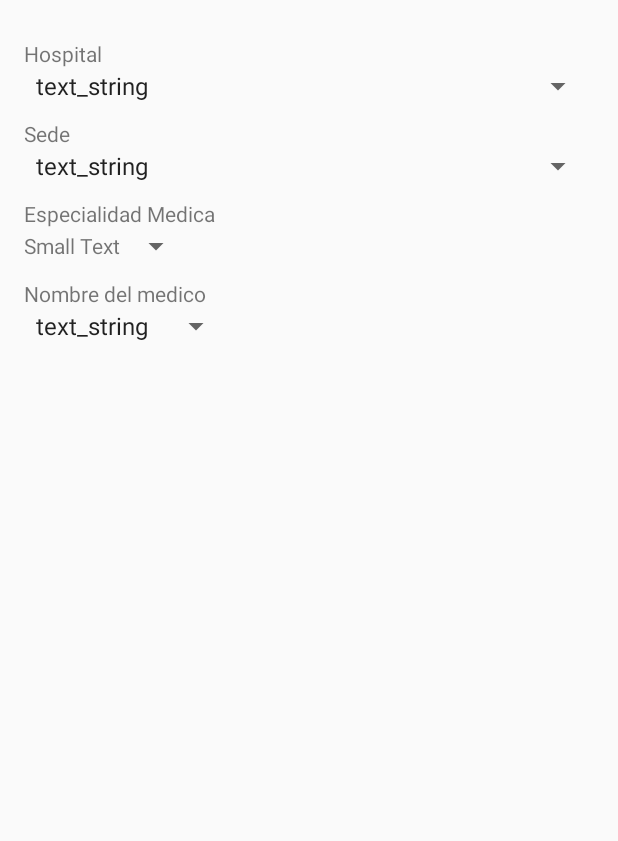
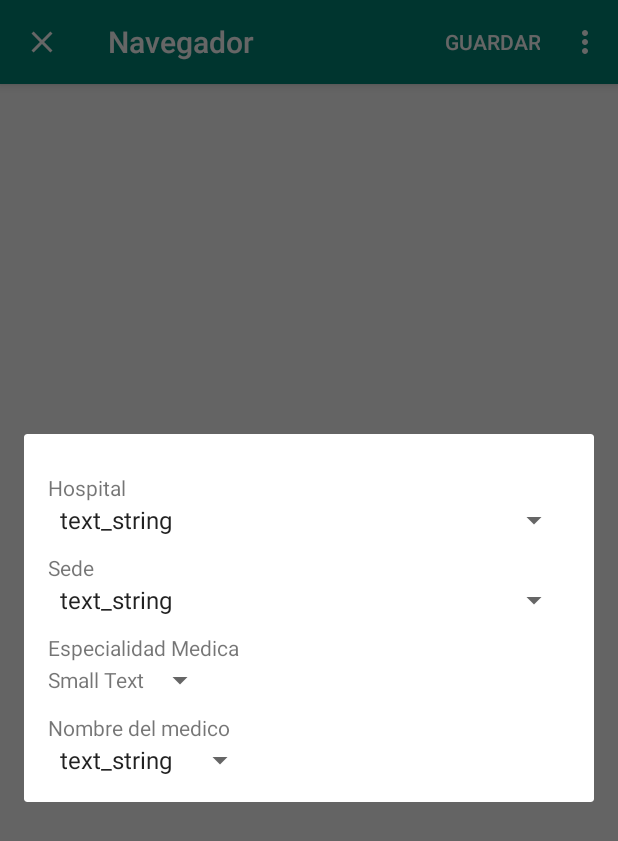
Before and after one commit to jonathanpalomino/MedicalHistory, an Android app: the fragment FullScreenDialog placed in its activity, on a phone screen of 412 x 824 dp. Shown: the top 841 px of the screen. Run offline under Robolectric (Android 15) with nearby library versions, the phone set to English and light mode, and no system bars.

```diff
--- a/app/src/main/java/com/palominocia/medicalhistory/FullScreenDialog.java
+++ /dev/null
@@ -1,131 +0,0 @@
-package com.palominocia.medicalhistory;
-
-import android.os.Bundle;
-import android.support.v4.app.DialogFragment;
-import android.support.v7.app.ActionBar;
-import android.support.v7.app.AppCompatActivity;
-import android.view.LayoutInflater;
-import android.view.Menu;
-import android.view.MenuInflater;
-import android.view.MenuItem;
-import android.view.View;
-import android.view.ViewGroup;
-import android.widget.TextView;
-import java.text.SimpleDateFormat;
-import java.util.Calendar;
-
-
-public class FullScreenDialog extends DialogFragment {
-
-    private TextView textFecha;
-    private TextView textTiempo;
-    public FullScreenDialog() {
-        // Required empty public constructor
-    }
-
-    @Override
-    public void onCreate(Bundle savedInstanceState) {
-        super.onCreate(savedInstanceState);
-        setHasOptionsMenu(true);
-
-        // Obtener instancia de la action bar
-        ActionBar actionBar = ((AppCompatActivity) getActivity())
-                .getSupportActionBar();
-
-        if (actionBar != null) {
-            // Habilitar el Up Button
-            actionBar.setDisplayHomeAsUpEnabled(true);
-            // Cambiar icono del Up Button
-            actionBar.setHomeAsUpIndicator(R.drawable.ic_close);
-        }
-        setStyle(DialogFragment.STYLE_NORMAL, R.style.AppTheme);
-    }
-
-    @Override
-    public View onCreateView(LayoutInflater inflater, ViewGroup container,
-                             Bundle savedInstanceState) {
-        View view = inflater.inflate(R.layout.fullscreen_dialog, container, false);
-        //iniciarHora(view);// Setear hora inicial
-        //iniciarFecha(view);// Setear fecha inicial
-        return view;
-    }
-
-    /*private void iniciarHora(View view) {
-        textTiempo = (TextView) view.findViewById(R.id.hora_text);
-        Calendar c = Calendar.getInstance();
-        SimpleDateFormat format = new SimpleDateFormat("HH:mm a");
-        textTiempo.setText(format.format(c.getTime()));
-
-        textTiempo.setOnClickListener(
-                new View.OnClickListener() {
-                    @Override
-                    public void onClick(View v) {
-                        new TimeDialog().show(getFragmentManager(), "TimePickerInFull");
-                    }
-                }
-        );
-    }
-
-    private void iniciarFecha(View view) {
-        textFecha = (TextView) view.findViewById(R.id.fecha_text);
-        Calendar c = Calendar.getInstance();
-        SimpleDateFormat format = new SimpleDateFormat("E MMM d yyyy");
-        textFecha.setText(format.format(c.getTime()));
-
-        textFecha.setOnClickListener(
-                new View.OnClickListener() {
-                    @Override
-                    public void onClick(View v) {
-                        new DateDialog().show(getFragmentManager(), "DatePickerInFull");
-                    }
-                }
-        );
-    }*/
-
-    @Override
-    public void onCreateOptionsMenu(Menu menu, MenuInflater inflater) {
-        inflater.inflate(R.menu.fullscreen_dialog, menu);
-    }
-
-    @Override
-    public boolean onOptionsItemSelected(MenuItem item) {
-        int id = item.getItemId();
-
-        switch (id) {
-            case android.R.id.home:
-                // procesarDescartar()
-                break;
-            case R.id.action_save:
-                // procesarGuardar()
-                break;
-        }
-
-        return super.onOptionsItemSelected(item);
-    }
-
-    /**
-     * Actualiza la fecha del view {@code fecha_text}
-     * @param year Nuevo Año
-     * @param monthOfYear Nuevo Mes
-     * @param dayOfMonth Nuevo día
-     */
-    public void setDateView(int year, int monthOfYear, int dayOfMonth) {
-        Calendar c = Calendar.getInstance();
-        c.set(year, monthOfYear, dayOfMonth);
-        SimpleDateFormat format = new SimpleDateFormat("E MMM d yyyy");
-        textFecha.setText(format.format(c.getTime()));
-    }
-
-    /**
-     * Actualiza la hora del view {@code hora_text}
-     * @param hourOfDay Nueva Hora
-     * @param minute Nuevos Minutos
-     */
-    public void setTimeView(int hourOfDay, int minute) {
-        Calendar c = Calendar.getInstance();
-        c.set(Calendar.HOUR, hourOfDay);
-        c.set(Calendar.MINUTE, minute);
-        SimpleDateFormat format = new SimpleDateFormat("HH:mm a");
-        textTiempo.setText(format.format(c.getTime()));
-    }
-}
--- /dev/null
+++ b/app/src/main/java/com/palominocia/medicalhistory/fragments/FullScreenDialog.java
@@ -0,0 +1,73 @@
+package com.palominocia.medicalhistory.fragments;
+
+import android.os.Bundle;
+import android.support.v4.app.DialogFragment;
+import android.support.v7.app.ActionBar;
+import android.support.v7.app.AppCompatActivity;
+import android.view.LayoutInflater;
+import android.view.Menu;
+import android.view.MenuInflater;
+import android.view.MenuItem;
+import android.view.View;
+import android.view.ViewGroup;
+import android.widget.TextView;
+
+import com.palominocia.medicalhistory.R;
+
+import java.text.SimpleDateFormat;
+import java.util.Calendar;
+
+
+public class FullScreenDialog extends DialogFragment {
+
+    private TextView textFecha;
+    private TextView textTiempo;
+    public FullScreenDialog() {
+        // Required empty public constructor
+    }
+
+    @Override
+    public void onCreate(Bundle savedInstanceState) {
+        super.onCreate(savedInstanceState);
+        setHasOptionsMenu(true);
+
+        // Obtener instancia de la action bar
+        ActionBar actionBar = ((AppCompatActivity) getActivity())
+                .getSupportActionBar();
+
+        if (actionBar != null) {
+            // Habilitar el Up Button
+            actionBar.setDisplayHomeAsUpEnabled(true);
+            // Cambiar icono del Up Button
+            actionBar.setHomeAsUpIndicator(R.drawable.ic_close);
+        }
+    }
+
+    @Override
+    public View onCreateView(LayoutInflater inflater, ViewGroup container,
+                             Bundle savedInstanceState) {
+        View view = inflater.inflate(R.layout.fullscreen_dialog, container, false);
+        return view;
+    }
+
+    @Override
+    public void onCreateOptionsMenu(Menu menu, MenuInflater inflater) {
+        inflater.inflate(R.menu.fullscreen_dialog, menu);
+    }
+
+    @Override
+    public boolean onOptionsItemSelected(MenuItem item) {
+        int id = item.getItemId();
+
+        switch (id) {
+            case android.R.id.home:
+                // procesarDescartar()
+                break;
+            case R.id.action_save:
+                // procesarGuardar()
+                break;
+        }
+
+        return super.onOptionsItemSelected(item);
+    }
+}
```
Also changed, not shown: app/src/main/java/com/palominocia/medicalhistory/Navegador.java (+7 -1 lines), app/src/main/java/com/palominocia/medicalhistory/fragments/MedicosFragment.java (+5 -8 lines).
